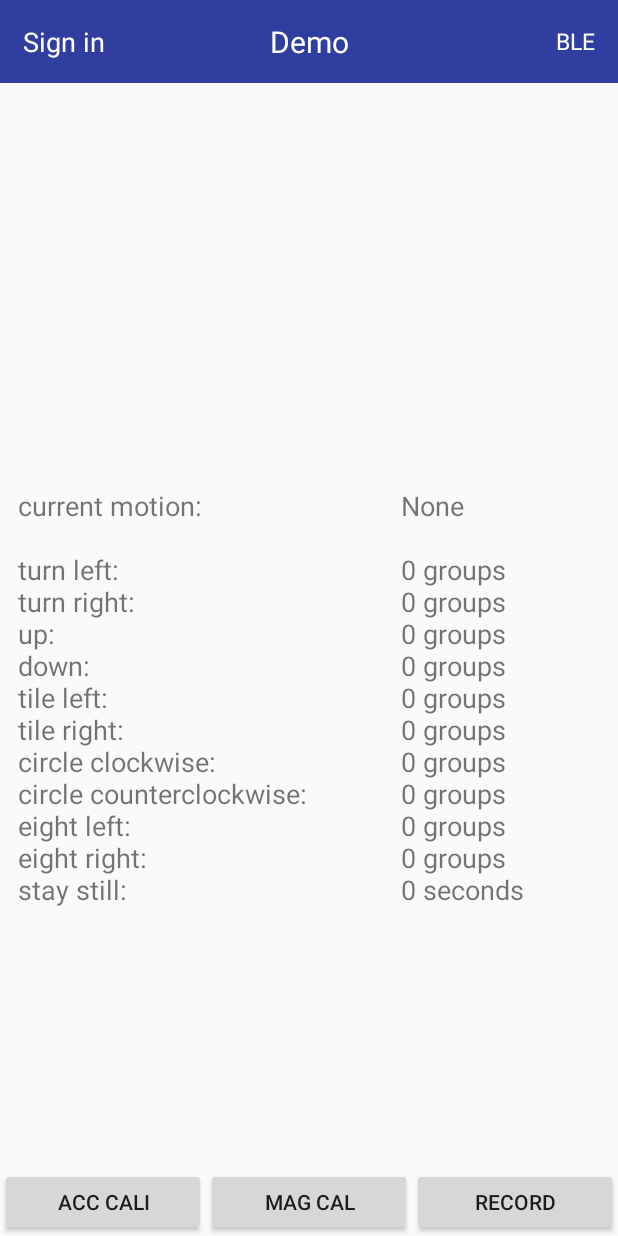
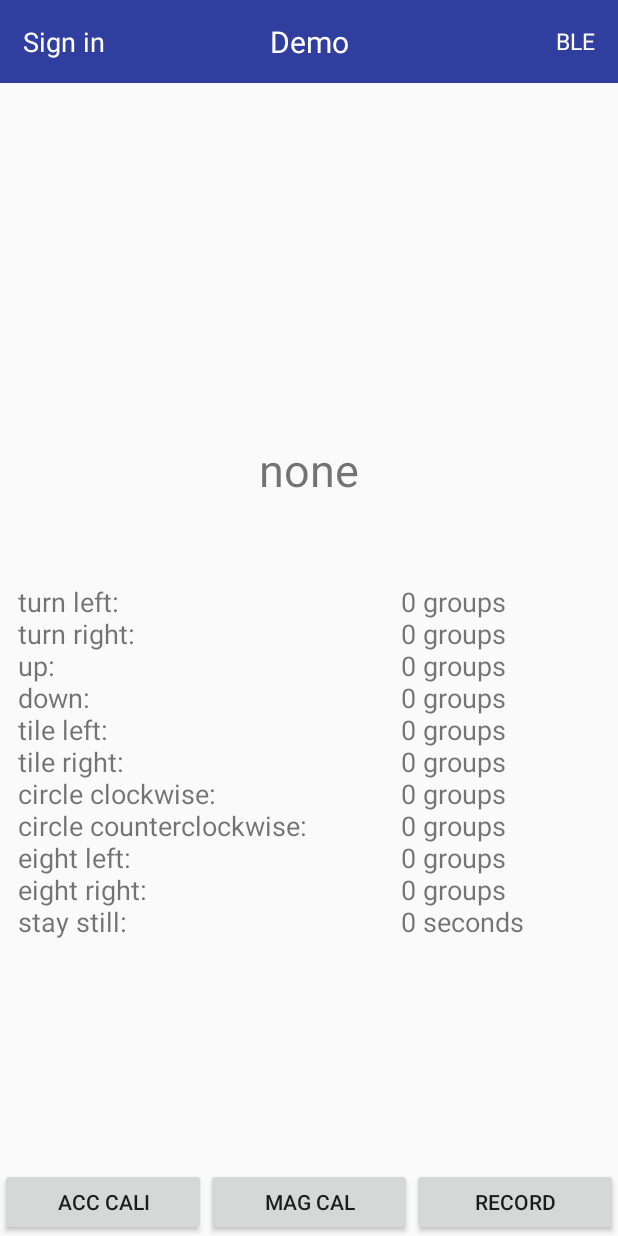
Before and after one commit to ETS-Android1/tsinghua_signal, an Android app: the screen it shows after launch (XBleActivity), on a phone screen of 412 x 824 dp. Run offline under Robolectric (Android 15) with nearby library versions, the phone set to English and light mode, and no system bars; our stand-ins replace EventBus, Firebase (no records; nobody signed in at launch, a user with empty details on screens opened directly); libraries missing offline, so code that uses them is left out: com.blakequ.bluetooth_manager_lib, org.apache.commons, org.dmg.pmml, org.jpmml.evaluator, org.jpmml.model; 7 statements that could not run were skipped.

Commit message:
change layout

```diff
--- a/Android/multiBLE/app/src/main/java/com/maiji/magkareble40/XBleActivity.java
+++ b/Android/multiBLE/app/src/main/java/com/maiji/magkareble40/XBleActivity.java
@@ -87,6 +87,7 @@ public class XBleActivity extends Activity implements View.OnClickListener {
 
     private TextView txtShowRes; //显示预测结果
     private TextView txtMotionName; //显示预测结果
+    private TextView txtCurRes;
     private static Context Context = null;
     private ArrayList<ArrayList<Float>> imuData;
     final private int maxLen = 100;
@@ -141,16 +142,19 @@ public class XBleActivity extends Activity implements View.OnClickListener {
                         if(res > 5){
                             res -= 4;
                         }
-                        txtShowRes.setText(motionType.get(res)+' '+msg.arg2+"\n\n");
+                        txtCurRes.setText(motionType.get(res)+' '+msg.arg2+"\n\n");
                         break;
                     case 1:
-                        txtShowRes.setText(motionType.get(10)+"\n\n");
+                        txtCurRes.setText(motionType.get(10)+"\n\n");
+                    case 2:
+                        txtShowRes.setText("");
+                        for(int i=0;i<10;i++){
+                            txtShowRes.append(motionCnt.get(i)+" groups"+"\n");
+                        }
+                        txtShowRes.append(timerTotal + " seconds");
+                        break;
                 }
 
-                for(int i=0;i<10;i++){
-                    txtShowRes.append(motionCnt.get(i)+" groups"+"\n");
-                }
-                txtShowRes.append(timerTotal + " seconds");
             }
         };
 
@@ -230,10 +234,12 @@ public class XBleActivity extends Activity implements View.OnClickListener {
         Record=(Button) findViewById(R.id.bt_Record);Record.setOnClickListener(this);
         button_cc = (Button) findViewById(R.id.bt_MagCali);button_cc.setOnClickListener(this);//磁场校准
 
+        txtCurRes = (TextView) findViewById(R.id.txtCurRes);
+        txtCurRes.setText("none");
         txtMotionName = (TextView) findViewById(R.id.txtMotionName);
-        txtMotionName.setText("current motion:\n\n");
+        txtMotionName.setText("");
         txtShowRes = (TextView) findViewById(R.id.txtShowRes);
-        txtShowRes.setText("None\n\n");
+        txtShowRes.setText("");
         for(int i=0;i<10;i++){
             txtMotionName.append(motionType.get(i)+":\n");
             txtShowRes.append(motionCnt.get(i)+" groups\n");
@@ -727,7 +733,8 @@ public class XBleActivity extends Activity implements View.OnClickListener {
     }
 
     public void updateCntUI(){
-        txtShowRes.setText(motionType.get(10)+"\n\n");
+        txtCurRes.setText("none");
+        txtShowRes.setText("");
         for(int i=0;i<10;i++){
             txtShowRes.append(motionCnt.get(i)+" groups"+"\n");
         }
@@ -871,6 +878,9 @@ public class XBleActivity extends Activity implements View.OnClickListener {
                             motionCnt.put(res,motionCnt.get(res) + 1);
                             numCnt = 0;
                             upload(motionType.get(res),motionCnt.get(res));
+                            Message message = handler.obtainMessage();
+                            message.what = 2;
+                            handler.sendMessage(message);
                         }
 
                         isStart = false;
--- a/Android/multiBLE/app/src/main/res/layout/activity_xble.xml
+++ b/Android/multiBLE/app/src/main/res/layout/activity_xble.xml
@@ -11,7 +11,7 @@
 
     <ScrollView
         android:layout_width="match_parent"
-        android:layout_height="225dp"
+        android:layout_height="181dp"
         android:layout_weight="1">
 
         <TextView
@@ -28,7 +28,23 @@
     <ScrollView
         android:id="@+id/view2"
         android:layout_width="match_parent"
-        android:layout_height="454dp">
+        android:layout_height="486dp">
+
+        <LinearLayout
+            android:layout_width="match_parent"
+            android:layout_height="wrap_content"
+            android:orientation="vertical">
+
+            <TextView
+                android:id="@+id/txtCurRes"
+                android:layout_width="match_parent"
+                android:layout_height="48dp"
+                android:textAlignment="center"
+                android:textSize="30sp" />
+
+            <Space
+                android:layout_width="match_parent"
+                android:layout_height="48dp" />
 
             <LinearLayout
                 android:layout_width="match_parent"
@@ -52,6 +68,7 @@
                     android:text="TextView"
                     android:textSize="18sp" />
 
+            </LinearLayout>
         </LinearLayout>
     </ScrollView>
 
```
Lines whose indentation alone changed are shown as unchanged.
